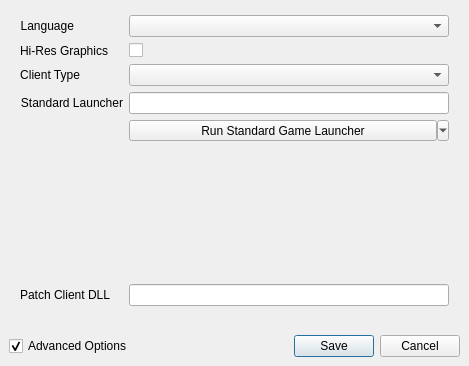
Before: the Qt Designer form src/onelauncher/ui/settings.ui in JuneStepp/OneLauncher, drawn with Qt 5.
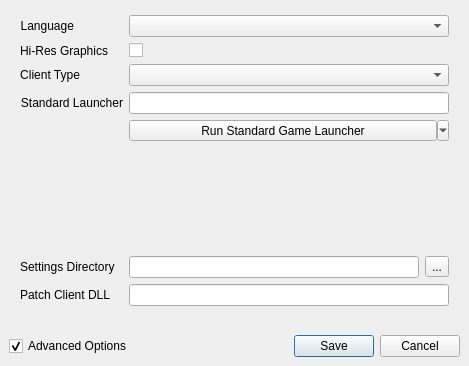
After: the same form once the commit is applied. The open tabs and pages were chosen to show the change. Custom widgets are drawn as their Qt base class.

Commit message: feat: Config option for custom game settings directory

Diff of the .ui file:
```diff
--- a/src/onelauncher/ui/settings.ui
+++ b/src/onelauncher/ui/settings.ui
@@ -40,7 +40,7 @@
    </item>
    <item>
     <widget class="QStackedWidget" name="stackedWidget">
-     <widget class="QWidget" name="pageGameInfo" native="true">
+     <widget class="QWidget" name="pageGameInfo">
       <layout class="QFormLayout" name="formLayout">
        <property name="leftMargin">
         <number>20</number>
@@ -163,7 +163,7 @@
        </item>
       </layout>
      </widget>
-     <widget class="QWidget" name="pageGame" native="true">
+     <widget class="QWidget" name="pageGame">
       <layout class="QFormLayout" name="formLayout_2">
        <property name="leftMargin">
         <number>20</number>
@@ -282,7 +282,7 @@
          </property>
         </widget>
        </item>
-       <item row="6" column="0">
+       <item row="7" column="0">
         <widget class="QLabel" name="patchClientLabel">
          <property name="toolTip">
           <string>Patch client DLL filename</string>
@@ -295,7 +295,7 @@
          </property>
         </widget>
        </item>
-       <item row="6" column="1">
+       <item row="7" column="1">
         <widget class="QLineEdit" name="patchClientLineEdit">
          <property name="toolTip">
           <string>Patch client DLL filename</string>
@@ -315,9 +315,54 @@
          </property>
         </spacer>
        </item>
+       <item row="6" column="0">
+        <widget class="QLabel" name="gameSettingsDirLabel">
+         <property name="toolTip">
+          <string>&lt;html&gt;&lt;head/&gt;&lt;body&gt;&lt;p&gt;The folder where user preferences, screenshots, and addons are stored. &lt;span style=&quot; font-weight:700;&quot;&gt;Changing this does not move your existing files. It also won't take affect when using the official game launcher.&lt;/span&gt;&lt;/p&gt;&lt;/body&gt;&lt;/html&gt;</string>
+         </property>
+         <property name="text">
+          <string>Settings Directory</string>
+         </property>
+        </widget>
+       </item>
+       <item row="6" column="1">
+        <widget class="QWidget" name="gameSettingsDirWidget" native="true">
+         <layout class="QHBoxLayout" name="gameSettingsDirLayout">
+          <property name="leftMargin">
+           <number>0</number>
+          </property>
+          <property name="topMargin">
+           <number>0</number>
+          </property>
+          <property name="rightMargin">
+           <number>0</number>
+          </property>
+          <property name="bottomMargin">
+           <number>0</number>
+          </property>
+          <item>
+           <widget class="QLineEdit" name="gameSettingsDirLineEdit">
+            <property name="toolTip">
+             <string>&lt;html&gt;&lt;head/&gt;&lt;body&gt;&lt;p&gt;The folder where user preferences, screenshots, and addons are stored. &lt;span style=&quot; font-weight:700;&quot;&gt;Changing this does not move your existing files. It also won't take affect when using the official game launcher.&lt;/span&gt;&lt;/p&gt;&lt;/body&gt;&lt;/html&gt;</string>
+            </property>
+           </widget>
+          </item>
+          <item>
+           <widget class="QToolButton" name="gameSettingsDirButton">
+            <property name="toolTip">
+             <string>Select settings folder from filesystem</string>
+            </property>
+            <property name="text">
+             <string>...</string>
+            </property>
+           </widget>
+          </item>
+         </layout>
+        </widget>
+       </item>
       </layout>
      </widget>
-     <widget class="QWidget" name="pageWine" native="true">
+     <widget class="QWidget" name="pageWine">
       <layout class="QFormLayout" name="formLayout_3">
        <property name="leftMargin">
         <number>20</number>
@@ -420,7 +465,7 @@
        </item>
       </layout>
      </widget>
-     <widget class="QWidget" name="pageProgram" native="true">
+     <widget class="QWidget" name="pageProgram">
       <layout class="QFormLayout" name="formLayout_4">
        <property name="rowWrapPolicy">
         <enum>QFormLayout::RowWrapPolicy::WrapLongRows</enum>
```
The commit also changes 12 other files.
